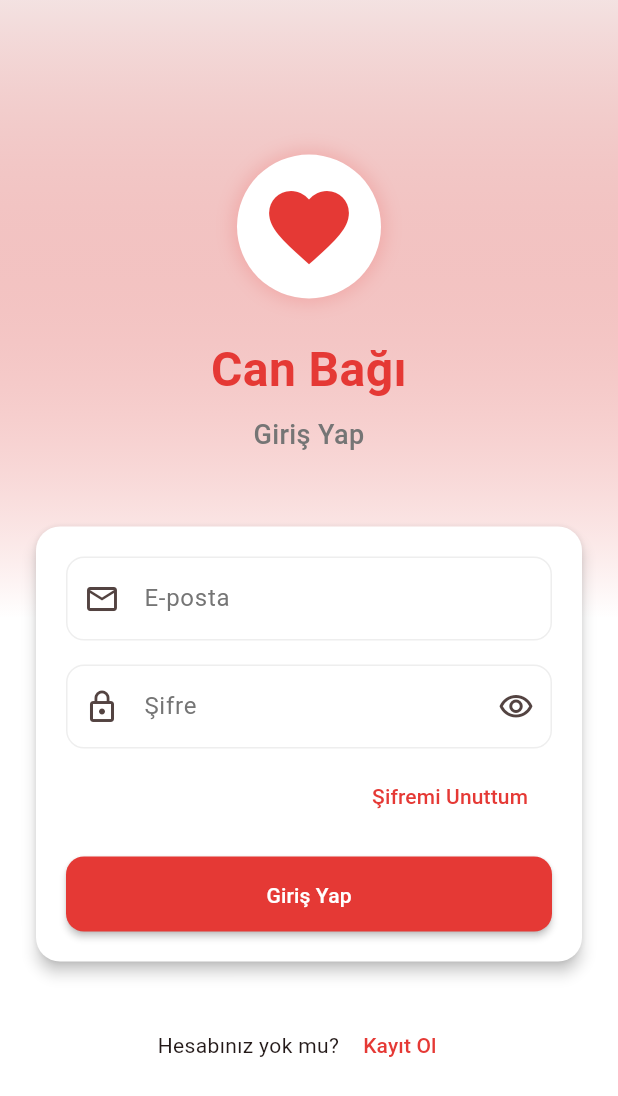
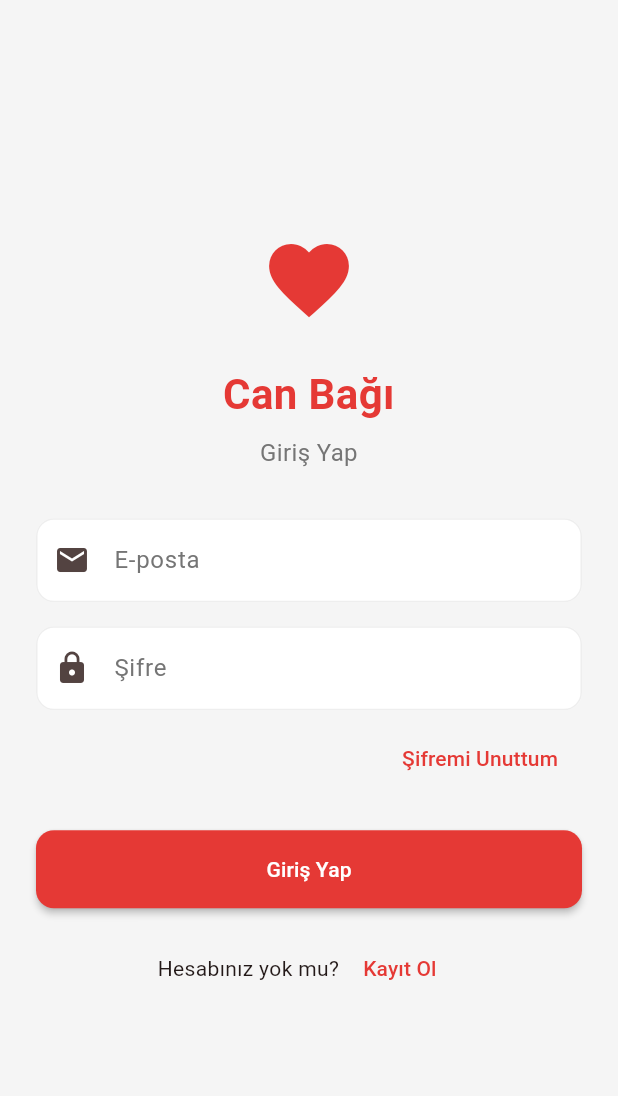
Before and after one commit to mehmetalidevx/can_bagi, a Flutter app: the screen it shows after launch, after a tap on "Şifremi Unuttum", on a phone screen of 412 x 824 dp. Shown: the top 1096 px of the screen. Run offline on Flutter 3.47's test engine with Material 3 defaults, Android fonts, the phone set to English and light mode, and no system bars; our stand-ins replace geolocator, google_maps_flutter.

Commit message:
ilk commit

```diff
--- a/lib/screens/login_screen.dart
+++ b/lib/screens/login_screen.dart
@@ -15,7 +15,6 @@ class _LoginScreenState extends State<LoginScreen> {
   final _emailController = TextEditingController();
   final _passwordController = TextEditingController();
   bool _isLoading = false;
-  bool _obscurePassword = true;
 
   @override
   void dispose() {
@@ -48,18 +47,7 @@ class _LoginScreenState extends State<LoginScreen> {
   @override
   Widget build(BuildContext context) {
     return Scaffold(
-      body: Container(
-        decoration: BoxDecoration(
-          gradient: LinearGradient(
-            begin: Alignment.topCenter,
-            end: Alignment.center,
-            colors: [
-              AppTheme.primaryColor.withOpacity(0.1),
-              Colors.white,
-            ],
-          ),
-        ),
-        child: SafeArea(
+      body: SafeArea(
         child: Center(
           child: SingleChildScrollView(
             padding: const EdgeInsets.all(24),
@@ -69,34 +57,17 @@ class _LoginScreenState extends State<LoginScreen> {
                 mainAxisAlignment: MainAxisAlignment.center,
                 crossAxisAlignment: CrossAxisAlignment.stretch,
                 children: [
-                    Hero(
-                      tag: 'appLogo',
-                      child: Container(
-                        padding: const EdgeInsets.all(16),
-                        decoration: BoxDecoration(
-                          color: Colors.white,
-                          shape: BoxShape.circle,
-                          boxShadow: [
-                            BoxShadow(
-                              color: AppTheme.primaryColor.withOpacity(0.2),
-                              blurRadius: 10,
-                              spreadRadius: 2,
-                            ),
-                          ],
-                        ),
-                        child: const Icon(
+                  const Icon(
                     Icons.favorite,
                     color: AppTheme.primaryColor,
                     size: 64,
-                        ),
-                      ),
                   ),
                   const SizedBox(height: 24),
                   const Text(
                     'Can Bağı',
                     textAlign: TextAlign.center,
                     style: TextStyle(
-                        fontSize: 32,
+                      fontSize: 28,
                       fontWeight: FontWeight.bold,
                       color: AppTheme.primaryColor,
                     ),
@@ -106,28 +77,17 @@ class _LoginScreenState extends State<LoginScreen> {
                     'Giriş Yap',
                     textAlign: TextAlign.center,
                     style: TextStyle(
-                        fontSize: 18,
+                      fontSize: 16,
                       color: AppTheme.subtitleColor,
-                        fontWeight: FontWeight.w500,
                     ),
                   ),
-                    const SizedBox(height: 40),
-                    Card(
-                      elevation: 4,
-                      shape: RoundedRectangleBorder(
-                        borderRadius: BorderRadius.circular(16),
-                      ),
-                      child: Padding(
-                        padding: const EdgeInsets.all(20),
-                        child: Column(
-                          children: [
+                  const SizedBox(height: 32),
                   TextFormField(
                     controller: _emailController,
                     keyboardType: TextInputType.emailAddress,
                     decoration: const InputDecoration(
                       labelText: 'E-posta',
-                                prefixIcon: Icon(Icons.email_outlined),
-                                hintText: 'ornek@email.com',
+                      prefixIcon: Icon(Icons.email),
                     ),
                     validator: (value) {
                       if (value == null || value.isEmpty) {
@@ -139,20 +99,10 @@ class _LoginScreenState extends State<LoginScreen> {
                   const SizedBox(height: 16),
                   TextFormField(
                     controller: _passwordController,
-                              obscureText: _obscurePassword,
-                              decoration: InputDecoration(
+                    obscureText: true,
+                    decoration: const InputDecoration(
                       labelText: 'Şifre',
-                                prefixIcon: const Icon(Icons.lock_outline),
-                                suffixIcon: IconButton(
-                                  icon: Icon(
-                                    _obscurePassword ? Icons.visibility_outlined : Icons.visibility_off_outlined,
-                                  ),
-                                  onPressed: () {
-                                    setState(() {
-                                      _obscurePassword = !_obscurePassword;
-                                    });
-                                  },
-                                ),
+                      prefixIcon: Icon(Icons.lock),
                     ),
                     validator: (value) {
                       if (value == null || value.isEmpty) {
@@ -165,35 +115,25 @@ class _LoginScreenState extends State<LoginScreen> {
                   Align(
                     alignment: Alignment.centerRight,
                     child: TextButton(
-                                onPressed: () {
-                                  // Şifremi unuttum işlemi
-                                },
+                      onPressed: () {},
                       child: const Text('Şifremi Unuttum'),
                     ),
                   ),
-                            const SizedBox(height: 16),
-                            SizedBox(
-                              width: double.infinity,
-                              height: 50,
-                              child: ElevatedButton(
+                  const SizedBox(height: 24),
+                  ElevatedButton(
                     onPressed: _isLoading ? null : _login,
                     child: _isLoading
                         ? const SizedBox(
                             height: 20,
                             width: 20,
                             child: CircularProgressIndicator(
+                              strokeWidth: 2,
                               color: Colors.white,
-                                          strokeWidth: 2,
                             ),
                           )
                         : const Text('Giriş Yap'),
                   ),
-                            ),
-                          ],
-                        ),
-                      ),
-                    ),
-                    const SizedBox(height: 24),
+                  const SizedBox(height: 16),
                   Row(
                     mainAxisAlignment: MainAxisAlignment.center,
                     children: [
@@ -216,7 +156,6 @@ class _LoginScreenState extends State<LoginScreen> {
           ),
         ),
       ),
-      ),
     );
   }
 }
--- a/lib/screens/splash_screen.dart
+++ b/lib/screens/splash_screen.dart
@@ -9,42 +9,11 @@ class SplashScreen extends StatefulWidget {
   State<SplashScreen> createState() => _SplashScreenState();
 }
 
-class _SplashScreenState extends State<SplashScreen> with SingleTickerProviderStateMixin {
-  late AnimationController _controller;
-  late Animation<double> _fadeAnimation;
-  late Animation<double> _scaleAnimation;
-
+class _SplashScreenState extends State<SplashScreen> {
   @override
   void initState() {
     super.initState();
-
-    _controller = AnimationController(
-      vsync: this,
-      duration: const Duration(milliseconds: 1500),
-    );
-
-    _fadeAnimation = Tween<double>(begin: 0.0, end: 1.0).animate(
-      CurvedAnimation(
-        parent: _controller,
-        curve: Interval(0.0, 0.5, curve: Curves.easeIn),
-      ),
-    );
-
-    _scaleAnimation = Tween<double>(begin: 0.5, end: 1.0).animate(
-      CurvedAnimation(
-        parent: _controller,
-        curve: Interval(0.0, 0.5, curve: Curves.easeOut),
-      ),
-    );
-
-    _controller.forward();
     _navigateToLogin();
-  }
-
-  @override
-  void dispose() {
-    _controller.dispose();
-    super.dispose();
   }
 
   Future<void> _navigateToLogin() async {
@@ -59,55 +28,24 @@ class _SplashScreenState extends State<SplashScreen> with SingleTickerProviderSt
   @override
   Widget build(BuildContext context) {
     return Scaffold(
-      body: Container(
-        decoration: BoxDecoration(
-          gradient: LinearGradient(
-            begin: Alignment.topCenter,
-            end: Alignment.bottomCenter,
-            colors: [
-              AppTheme.primaryColor,
-              AppTheme.primaryColor.withOpacity(0.8),
-            ],
-          ),
-        ),
-        child: Center(
-          child: AnimatedBuilder(
-            animation: _controller,
-            builder: (context, child) {
-              return FadeTransition(
-                opacity: _fadeAnimation,
-                child: ScaleTransition(
-                  scale: _scaleAnimation,
+      backgroundColor: AppTheme.primaryColor,
+      body: Center(
         child: Column(
           mainAxisAlignment: MainAxisAlignment.center,
           children: [
-                      Container(
-                        padding: const EdgeInsets.all(20),
-                        decoration: BoxDecoration(
+            // Logo yerine geçici olarak bir ikon kullanıyoruz
+            const Icon(
+              Icons.favorite,
               color: Colors.white,
-                          shape: BoxShape.circle,
-                          boxShadow: [
-                            BoxShadow(
-                              color: Colors.black.withOpacity(0.2),
-                              blurRadius: 10,
-                              spreadRadius: 2,
-                            ),
-                          ],
-                        ),
-                        child: const Icon(
-                          Icons.favorite,
-                          color: AppTheme.primaryColor,
               size: 80,
             ),
-                      ),
-                      const SizedBox(height: 32),
+            const SizedBox(height: 24),
             const Text(
               'Can Bağı',
               style: TextStyle(
                 color: Colors.white,
-                          fontSize: 36,
+                fontSize: 32,
                 fontWeight: FontWeight.bold,
-                          letterSpacing: 1.2,
               ),
             ),
             const SizedBox(height: 8),
@@ -116,18 +54,15 @@ class _SplashScreenState extends State<SplashScreen> with SingleTickerProviderSt
               style: TextStyle(
                 color: Colors.white,
                 fontSize: 16,
-                          fontWeight: FontWeight.w300,
-                          letterSpacing: 0.5,
               ),
+            ),
+            const SizedBox(height: 48),
+            const CircularProgressIndicator(
+              valueColor: AlwaysStoppedAnimation<Color>(Colors.white),
             ),
           ],
         ),
       ),
     );
-            },
-          ),
-        ),
-      ),
-    );
   }
 }
```
Lines whose indentation alone changed are shown as unchanged.
